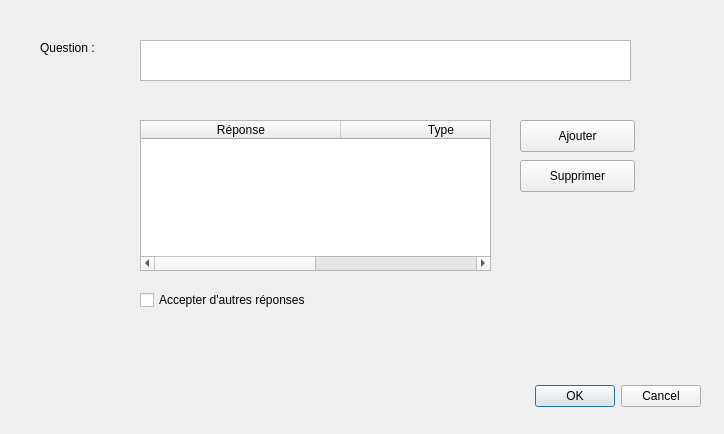
BnHrb/beam-rainbow, file admin-app/questiondialog.ui: the form before one commit.
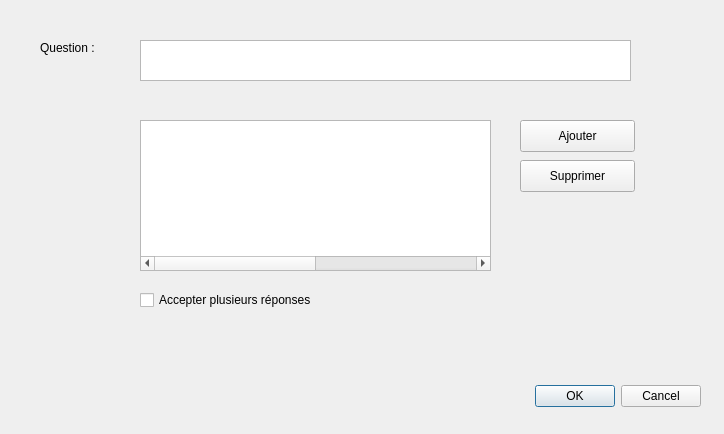
The form after the commit.

Diff of the .ui file:
```diff
--- a/admin-app/questiondialog.ui
+++ b/admin-app/questiondialog.ui
@@ -80,7 +80,7 @@
     <number>2</number>
    </property>
    <attribute name="horizontalHeaderVisible">
-    <bool>true</bool>
+    <bool>false</bool>
    </attribute>
    <attribute name="horizontalHeaderCascadingSectionResizes">
     <bool>false</bool>
@@ -98,7 +98,7 @@
     <bool>true</bool>
    </attribute>
    <attribute name="verticalHeaderVisible">
-    <bool>true</bool>
+    <bool>false</bool>
    </attribute>
    <attribute name="verticalHeaderCascadingSectionResizes">
     <bool>false</bool>
@@ -146,7 +146,7 @@
     </rect>
    </property>
    <property name="text">
-    <string>Accepter d'autres réponses</string>
+    <string>Accepter plusieurs réponses</string>
    </property>
   </widget>
   <widget class="QPushButton" name="pushButton_2">
```
